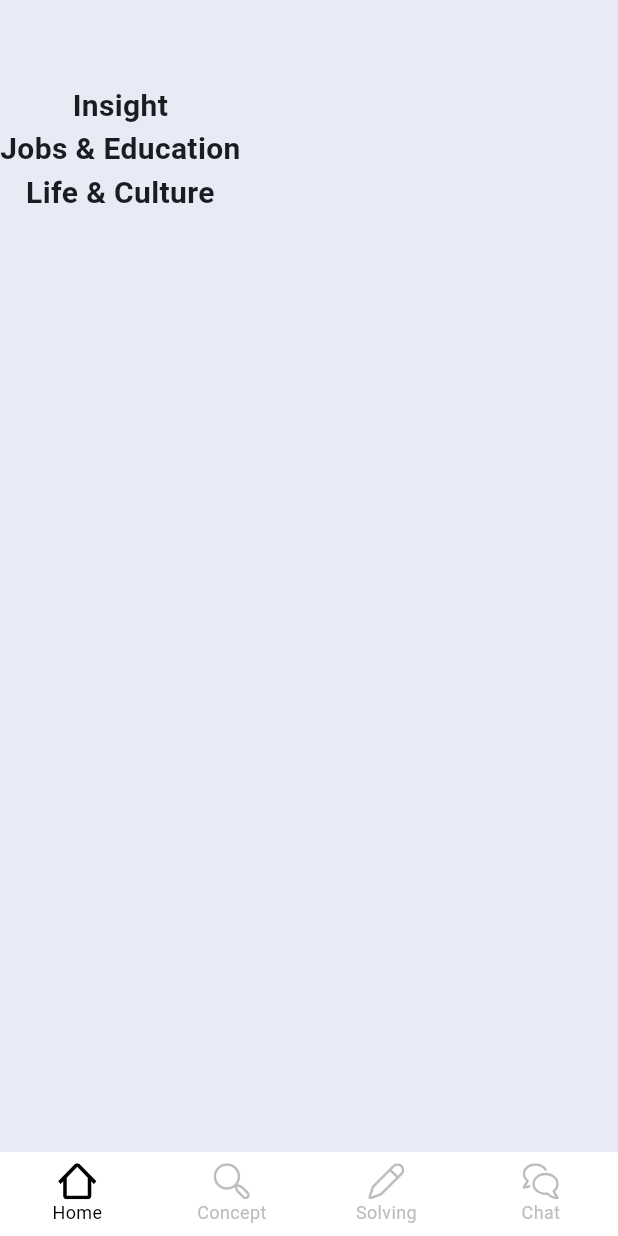
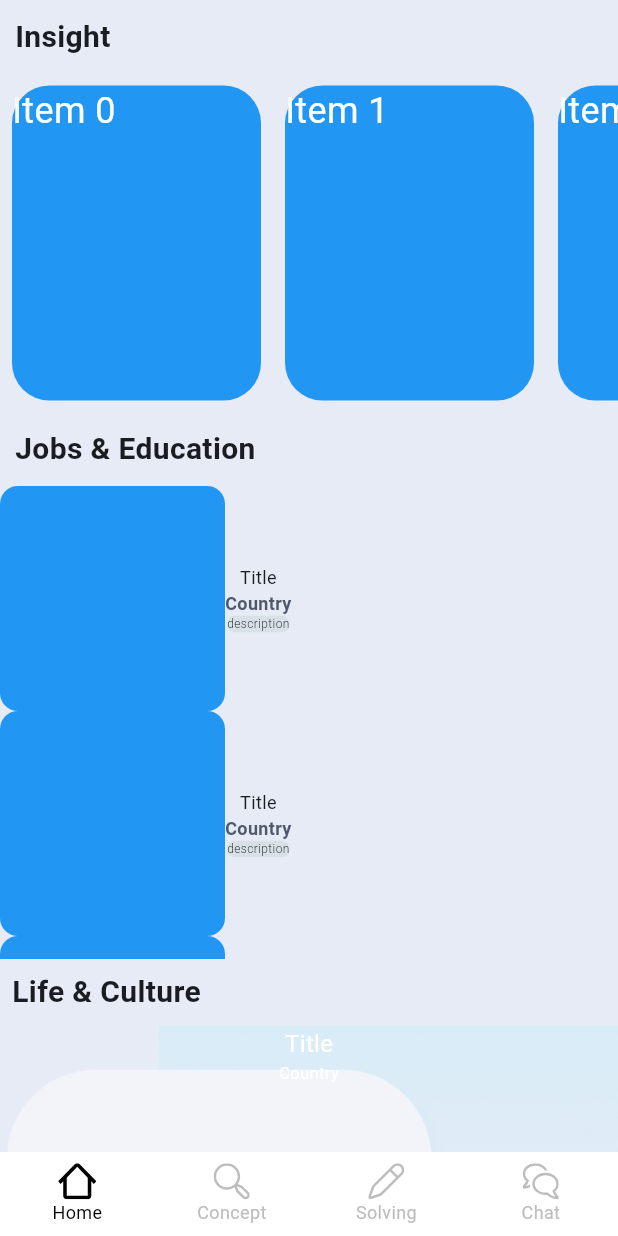
Before and after one commit to GDSC-DGU/2024-SolutionChallenge-IFU, a Flutter app: the screen it shows after launch, after a tap on "Start", on a phone screen of 412 x 824 dp. Run offline on Flutter 3.47's test engine with Material 3 defaults, Android fonts, the phone set to English and light mode, and no system bars; our stand-ins replace flutter_dotenv, flutter_native_splash, flutter_svg, get; Roboto replaces fonts that are missing (Pretendard).

Commit message:
[Feat] define home screen base container

```diff
--- a/IFU-Hybrid/lib/views/home/home_screen.dart
+++ b/IFU-Hybrid/lib/views/home/home_screen.dart
@@ -4,7 +4,6 @@ import 'package:ifu/views/base/base_screen.dart';
 import 'package:ifu/views/home/widgets/home_bottom_widget.dart';
 import 'package:ifu/views/home/widgets/home_middle_widget.dart';
 import 'package:ifu/views/home/widgets/home_top_widget.dart';
-import 'package:ifu/widgets/base/default_appbar.dart';
 
 class HomeScreen extends BaseScreen<HomeViewModel> {
   const HomeScreen({super.key});
@@ -22,12 +21,4 @@ class HomeScreen extends BaseScreen<HomeViewModel> {
       )
     );
   }
-
-  @override
-  PreferredSize buildAppBar(BuildContext context) {
-    return const PreferredSize(
-      preferredSize: Size.fromHeight(kToolbarHeight),
-      child: DefaultAppBar(title: ''),
-    );
-  }
 }
--- a/IFU-Hybrid/lib/views/home/widgets/home_bottom_widget.dart
+++ b/IFU-Hybrid/lib/views/home/widgets/home_bottom_widget.dart
@@ -7,14 +7,71 @@ class HomeBottomWidget extends BaseWidget<HomeViewModel> {
 
   @override
   Widget buildView(BuildContext context) {
-    return const Column(
+    return Column(
+      mainAxisAlignment: MainAxisAlignment.start,
+      crossAxisAlignment: CrossAxisAlignment.start,
       children: [
-        Text('Life & Culture',
-        style: TextStyle(
-          fontSize: 20,
-          fontWeight: FontWeight.w600,
-        ))
+        const Padding(
+          padding: EdgeInsets.all(8),
+          child: Text('Life & Culture',
+          style: TextStyle(
+            fontSize: 20,
+            fontWeight: FontWeight.w600,
+          )),
+        ),
+        _ListViewWidget(),
       ]
     );
   }
 }
+
+class _ListViewWidget extends BaseWidget<HomeViewModel> {
+  @override
+  Widget buildView(BuildContext context) {
+    return SizedBox(
+      height: 200,
+      child: ListView.builder(
+          itemCount: 20,
+          itemBuilder: (BuildContext context, int index) {
+            return _ViewWidget();
+          }
+      )
+    );
+  }
+}
+
+class _ViewWidget extends BaseWidget {
+  @override
+  Widget buildView(BuildContext context) {
+    return Container(
+      width: 340,
+      height: 175,
+      decoration: const BoxDecoration(
+        image: DecorationImage(
+          image: AssetImage('assets/images/problems.png'),
+          fit: BoxFit.cover,
+        ),
+      ),
+      child: const Column(
+        children: [
+          Text(
+            'Title',
+            style: TextStyle(
+              fontSize: 16,
+              fontWeight: FontWeight.w400,
+              color: Colors.white,
+            ),
+          ),
+          Text(
+              'Country',
+              style: TextStyle(
+                fontSize: 11,
+                fontWeight: FontWeight.w400,
+                color: Colors.white,
+              )
+          )
+        ]
+      )
+    );
+  }
+}
--- a/IFU-Hybrid/lib/views/home/widgets/home_middle_widget.dart
+++ b/IFU-Hybrid/lib/views/home/widgets/home_middle_widget.dart
@@ -7,14 +7,100 @@ class HomeMiddleWidget extends BaseWidget<HomeViewModel> {
 
   @override
   Widget buildView(BuildContext context) {
-    return const Column(
+    return Column(
+      mainAxisAlignment: MainAxisAlignment.start,
+      crossAxisAlignment: CrossAxisAlignment.start,
       children: [
-        Text('Jobs & Education',
-        style: TextStyle(
-          fontSize: 20,
-          fontWeight: FontWeight.w600,
-        ))
+        const Padding(
+          padding: EdgeInsets.all(10),
+          child: Text('Jobs & Education',
+              style: TextStyle(
+                fontSize: 20,
+                fontWeight: FontWeight.w600,
+              ))
+        ),
+        _ListViewWidget(),
       ]
     );
   }
 }
+
+class _ListViewWidget extends BaseWidget<HomeViewModel> {
+  @override
+  Widget buildView(BuildContext context) {
+   return SizedBox(
+     height: 315,
+     child: ListView.builder(
+         itemCount: 20,
+         itemBuilder: (BuildContext context, int index) {
+           return _ViewWidget();
+         }
+     )
+   );
+  }
+}
+
+class _ViewWidget extends BaseWidget {
+  @override
+  Widget buildView(BuildContext context) {
+    return Row(
+      children: [
+        _ImageContainer(),
+        _TextContainer(),
+      ]
+    );
+  }
+}
+
+class _ImageContainer extends StatelessWidget {
+  @override
+  Widget build(BuildContext context) {
+    return Container(
+      width: 150,
+      height: 150,
+      decoration: BoxDecoration(
+        color: Colors.blue,
+        borderRadius: BorderRadius.circular(12),
+      )
+    );
+  }
+}
+
+class _TextContainer extends StatelessWidget {
+  @override
+  Widget build(BuildContext context) {
+    return Column(
+      children: [
+        const Text(
+          'Title',
+          style: TextStyle(
+            fontSize: 12,
+            fontWeight: FontWeight.w400,
+          )
+        ),
+        const Text(
+          'Country',
+          style: TextStyle(
+            color: Color(0xFF50586C),
+            fontSize: 12,
+            fontWeight: FontWeight.bold
+          )
+        ),
+        Container(
+          decoration: BoxDecoration(
+            color: const Color(0xFFD9E1E8),
+            borderRadius: BorderRadius.circular(5),
+          ),
+          child: const Text(
+            'description',
+            style: TextStyle(
+              color: Color(0xFF0A0A0A),
+              fontSize: 8,
+              fontWeight: FontWeight.w300
+            ),
+        )
+        )
+      ]
+    );
+  }
+}
--- a/IFU-Hybrid/lib/views/home/widgets/home_top_widget.dart
+++ b/IFU-Hybrid/lib/views/home/widgets/home_top_widget.dart
@@ -7,14 +7,50 @@ class HomeTopWidget extends BaseWidget<HomeViewModel> {
 
   @override
   Widget buildView(BuildContext context) {
-   return const Column(
+   return Column(
+     mainAxisAlignment: MainAxisAlignment.start,
+     crossAxisAlignment: CrossAxisAlignment.start,
      children: [
-       Text('Insight',
-       style: TextStyle(
-         fontSize: 20,
-         fontWeight: FontWeight.w600,
-       )),
+       const Padding(
+         padding: EdgeInsets.all(10),
+         child: Text('Insight',
+             style: TextStyle(
+               fontSize: 20,
+               fontWeight: FontWeight.w600,
+             )),
+       ),
+       _ListViewWidget(),
      ]
    );
   }
 }
+
+class _ListViewWidget extends BaseWidget<HomeViewModel> {
+  @override
+  Widget buildView(BuildContext context) {
+    return SizedBox(
+      height: 226,
+      child: ListView.builder(
+        scrollDirection: Axis.horizontal,
+        itemCount: 20,
+        itemBuilder: (context, index) {
+          return Container(
+            decoration: BoxDecoration(
+              color: Colors.blue,
+              borderRadius: BorderRadius.circular(25),
+            ),
+            width: 166,
+            margin: const EdgeInsets.all(8),
+            child: Text(
+              'Item $index',
+              style: const TextStyle(
+                fontSize: 24,
+                color: Colors.white,
+              ),
+            )
+          );
+        }
+      )
+    );
+  }
+}
```
